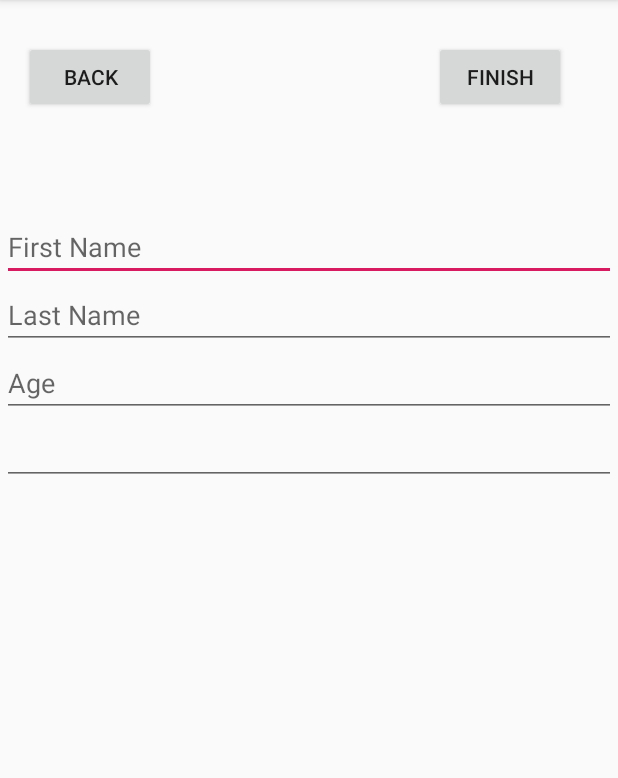
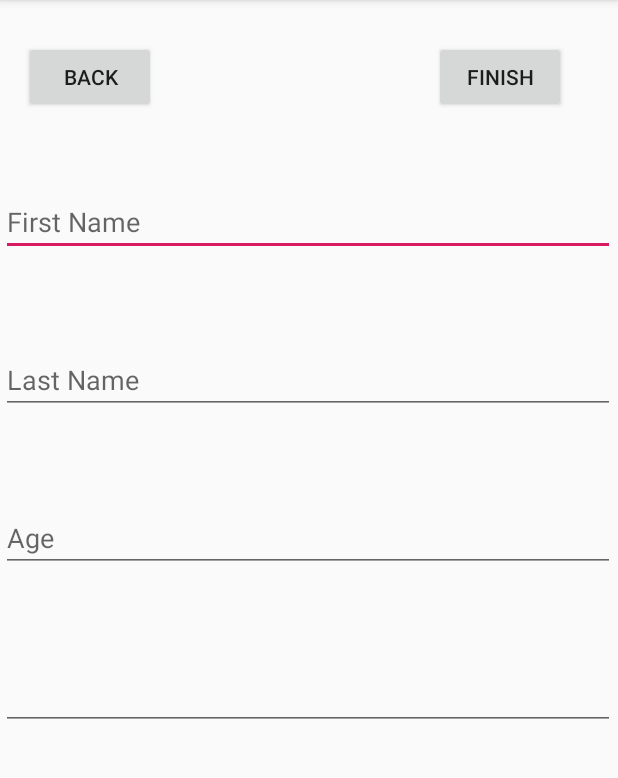
Before and after one commit to Drew-Pappas/Gather, an Android app: the screen it shows after launch (SignUpActivity before the commit, CreateProfileActivity after it), after a tap on "SIGN UP", on a phone screen of 412 x 824 dp, the part 84-862 px from its top. Run offline under Robolectric (Android 15) with nearby library versions, the phone set to English and light mode, and no system bars; our stand-ins replace Firebase (no records; nobody signed in at launch, a user with empty details on screens opened directly).

Commit message:
Added authentication Changed sign up activity to create profile activity Edited create profile UI

```diff
--- a/app/src/main/AndroidManifest.xml
+++ b/app/src/main/AndroidManifest.xml
@@ -11,8 +11,7 @@
         android:theme="@style/AppTheme">
         <activity android:name=".MyEventsActivity"></activity>
         <activity android:name=".FindEventsActivity" />
-        <activity android:name=".SignUpActivity" />
-        <activity android:name=".LoginActivity" />
+        <activity android:name=".CreateProfileActivity" />
         <activity android:name=".MainActivity">
             <intent-filter>
                 <action android:name="android.intent.action.MAIN" />
--- /dev/null
+++ b/app/src/main/java/com/example/gather/CreateProfileActivity.java
@@ -0,0 +1,103 @@
+package com.example.gather;
+
+import androidx.appcompat.app.AppCompatActivity;
+
+import android.content.Intent;
+import android.os.Bundle;
+import android.text.TextUtils;
+import android.view.View;
+import android.widget.Button;
+import android.widget.EditText;
+import android.widget.ImageView;
+
+import com.google.firebase.auth.FirebaseAuth;
+
+public class CreateProfileActivity extends AppCompatActivity implements View.OnClickListener {
+    Button buttonCreateProfileBack,
+            buttonCreateProfileSubmit;
+
+    EditText editTextCreateProfileFirstName,
+            editTextCreateProfileLastName,
+            editTextCreateProfileAge,
+            editTextCreateProfileBio;
+
+    ImageView imageViewCreateProfileProfilePicture;
+
+    private FirebaseAuth mAuth;
+
+    @Override
+    protected void onCreate(Bundle savedInstanceState) {
+        super.onCreate(savedInstanceState);
+        setContentView(R.layout.activity_create_profile);
+
+        buttonCreateProfileBack = findViewById(R.id.buttonCreateProfileBack);
+        buttonCreateProfileSubmit = findViewById(R.id.buttonCreateProfileSubmit);
+
+        buttonCreateProfileBack.setOnClickListener(this);
+        buttonCreateProfileSubmit.setOnClickListener(this);
+
+        editTextCreateProfileFirstName = findViewById(R.id.editTextCreateProfileFirstName);
+        editTextCreateProfileLastName = findViewById(R.id.editTextCreateProfileLastName);
+        editTextCreateProfileAge = findViewById(R.id.editTextCreateProfileAge);
+        editTextCreateProfileBio = findViewById(R.id.editTextCreateProfileBio);
+    }
+
+    @Override
+    public void onClick(View view) {
+        switch (view.getId()) {
+
+            case R.id.buttonCreateProfileBack:
+                Intent mainIntent = new Intent(CreateProfileActivity.this, MainActivity.class);
+                startActivity(mainIntent);
+
+                break;
+
+            case R.id.buttonCreateProfileSubmit:
+
+                Intent findEventsIntent = new Intent(CreateProfileActivity.this, FindEventsActivity.class);
+                startActivity(findEventsIntent);
+
+                break;
+        }
+    }
+
+
+    private boolean validateForm() {
+        boolean valid = true;
+
+        String firstName = editTextCreateProfileFirstName.getText().toString();
+        if (TextUtils.isEmpty(firstName)) {
+            editTextCreateProfileFirstName.setError("Required.");
+            valid = false;
+        } else {
+            editTextCreateProfileFirstName.setError(null);
+        }
+
+        String lastName = editTextCreateProfileLastName.getText().toString();
+        if (TextUtils.isEmpty(firstName)) {
+            editTextCreateProfileLastName.setError("Required.");
+            valid = false;
+        } else {
+            editTextCreateProfileLastName.setError(null);
+        }
+
+        String bio = editTextCreateProfileBio.getText().toString();
+        if (TextUtils.isEmpty(firstName)) {
+            editTextCreateProfileBio.setError("Required.");
+            valid = false;
+        } else {
+            editTextCreateProfileBio.setError(null);
+        }
+
+        int age = Integer.parseInt(editTextCreateProfileAge.getText().toString());
+        if (TextUtils.isEmpty(firstName)) {
+            editTextCreateProfileAge.setError("Required.");
+            valid = false;
+        } else {
+            editTextCreateProfileAge.setError(null);
+        }
+
+
+        return valid;
+    }
+}
--- a/app/src/main/java/com/example/gather/MainActivity.java
+++ b/app/src/main/java/com/example/gather/MainActivity.java
@@ -1,12 +1,20 @@
 package com.example.gather;
 
+import androidx.annotation.NonNull;
 import androidx.appcompat.app.AppCompatActivity;
 
 import android.content.Intent;
 import android.os.Bundle;
 import android.view.View;
 import android.widget.Button;
+import android.widget.EditText;
+import android.widget.Toast;
 
+import com.google.android.gms.tasks.OnCompleteListener;
+import com.google.android.gms.tasks.Task;
+import com.google.firebase.auth.AuthResult;
+import com.google.firebase.auth.FirebaseAuth;
+import com.google.firebase.auth.FirebaseUser;
 import com.google.firebase.database.DatabaseReference;
 import com.google.firebase.database.FirebaseDatabase;
 
@@ -14,6 +22,8 @@ public class MainActivity extends AppCompatActivity implements View.OnClickListe
 
     //Declare objects
     Button buttonMainSignUp, buttonMainLogin;
+    EditText editTextMainEmail, editTextMainPassword;
+    private FirebaseAuth mAuth;
 
     @Override
     protected void onCreate(Bundle savedInstanceState) {
@@ -28,10 +38,12 @@ public class MainActivity extends AppCompatActivity implements View.OnClickListe
         buttonMainSignUp.setOnClickListener(this);
         buttonMainLogin.setOnClickListener(this);
 
-        FirebaseDatabase database = FirebaseDatabase.getInstance();
-        DatabaseReference myRef = database.getReference("message");
+        editTextMainEmail = findViewById(R.id.editTextMainEmail);
+        editTextMainPassword = findViewById(R.id.editTextMainPassword);
 
-        myRef.setValue("Hello, World!");
+        // Initialize Firebase Auth
+        mAuth = FirebaseAuth.getInstance();
+
     }
 
 
@@ -41,17 +53,48 @@ public class MainActivity extends AppCompatActivity implements View.OnClickListe
         switch (view.getId()) {
 
             case R.id.buttonMainLogin:
-                Intent loginIntent = new Intent(MainActivity.this, LoginActivity.class);
-                startActivity(loginIntent);
+
+                //ADD MORE TO CARRY OVER USER INFO??
+                Intent FindEventsIntent = new Intent(MainActivity.this, FindEventsActivity.class);
+                startActivity(FindEventsIntent);
 
                 break;
 
             case R.id.buttonMainSignUp:
+                String email = editTextMainEmail.getText().toString();
+                String password = editTextMainPassword.getText().toString();
 
-                Intent signUpIntent = new Intent(MainActivity.this, SignUpActivity.class);
-                startActivity(signUpIntent);
+                createAccount(email,password);
+
+                Intent createProfileIntent = new Intent(MainActivity.this, CreateProfileActivity.class);
+                startActivity(createProfileIntent);
+
 
                 break;
         }
     }
+
+    public void createAccount(String email, String password) {
+
+        mAuth.createUserWithEmailAndPassword(email, password)
+                .addOnCompleteListener(this, new OnCompleteListener<AuthResult>() {
+                    @Override
+                    public void onComplete(@NonNull Task<AuthResult> task) {
+                        if (task.isSuccessful()) {
+                            // Sign in success, update UI with the signed-in user's information
+//                            Log.d(TAG, "createUserWithEmail:success");
+                            FirebaseUser user = mAuth.getCurrentUser();
+//                            updateUI(user);
+                        } else {
+                            // If sign in fails, display a message to the user.
+//                            Log.w(TAG, "createUserWithEmail:failure", task.getException());
+                            Toast.makeText(MainActivity.this, "Authentication failed.",
+                                    Toast.LENGTH_SHORT).show();
+//                            updateUI(null);
+                        }
+
+                        // ...
+                    }
+                });
+    }
 }
--- a/app/src/main/java/com/example/gather/SignUpActivity.java
+++ /dev/null
@@ -1,43 +0,0 @@
-package com.example.gather;
-
-import androidx.appcompat.app.AppCompatActivity;
-
-import android.content.Intent;
-import android.os.Bundle;
-import android.view.View;
-import android.widget.Button;
-
-public class SignUpActivity extends AppCompatActivity implements View.OnClickListener {
-    Button buttonSignUpBack, buttonSignUpSubmit;
-
-    @Override
-    protected void onCreate(Bundle savedInstanceState) {
-        super.onCreate(savedInstanceState);
-        setContentView(R.layout.activity_sign_up);
-
-        buttonSignUpBack = findViewById(R.id.buttonSignUpBack);
-        buttonSignUpSubmit = findViewById(R.id.buttonSignUpSubmit);
-
-        buttonSignUpBack.setOnClickListener(this);
-        buttonSignUpSubmit.setOnClickListener(this);
-    }
-
-    @Override
-    public void onClick(View view) {
-        switch (view.getId()) {
-
-            case R.id.buttonSignUpBack:
-                Intent mainIntent = new Intent(SignUpActivity.this, MainActivity.class);
-                startActivity(mainIntent);
-
-                break;
-
-            case R.id.buttonSignUpSubmit:
-
-                Intent loginIntent = new Intent(SignUpActivity.this, LoginActivity.class);
-                startActivity(loginIntent);
-
-                break;
-        }
-    }
-}
--- a/app/src/main/res/layout/activity_sign_up.xml
+++ b/app/src/main/res/layout/activity_create_profile.xml
@@ -4,10 +4,10 @@
     xmlns:tools="http://schemas.android.com/tools"
     android:layout_width="match_parent"
     android:layout_height="match_parent"
-    tools:context=".SignUpActivity">
+    tools:context=".CreateProfileActivity">
 
     <Button
-        android:id="@+id/buttonSignUpBack"
+        android:id="@+id/buttonCreateProfileBack"
         android:layout_width="wrap_content"
         android:layout_height="wrap_content"
         android:text="@string/back"
@@ -20,12 +20,12 @@
 
     <ScrollView
         android:layout_width="409dp"
-        android:layout_height="626dp"
-        app:layout_constraintBottom_toBottomOf="parent"
+        android:layout_height="0dp"
+        android:layout_marginTop="125dp"
+        android:layout_marginEnd="2dp"
         app:layout_constraintEnd_toEndOf="parent"
         app:layout_constraintStart_toStartOf="parent"
-        app:layout_constraintTop_toTopOf="parent"
-        app:layout_constraintVertical_bias="1.0">
+        app:layout_constraintTop_toTopOf="parent">
 
         <LinearLayout
             android:layout_width="match_parent"
@@ -39,7 +39,8 @@
                 tools:srcCompat="@tools:sample/avatars" />
 
             <EditText
-                android:id="@+id/editTextSignUpFirstName"
+                android:id="@+id/editTextCreateProfileFirstName"
+                style="@style/CreateProfileForm"
                 android:layout_width="match_parent"
                 android:layout_height="wrap_content"
                 android:ems="10"
@@ -47,7 +48,8 @@
                 android:inputType="textPersonName" />
 
             <EditText
-                android:id="@+id/editTextSignUpLastName"
+                android:id="@+id/editTextCreateProfileLastName"
+                style="@style/CreateProfileForm"
                 android:layout_width="match_parent"
                 android:layout_height="wrap_content"
                 android:ems="10"
@@ -55,7 +57,8 @@
                 android:inputType="textPersonName" />
 
             <EditText
-                android:id="@+id/editTextSignUpAge"
+                android:id="@+id/editTextCreateProfileAge"
+                style="@style/CreateProfileForm"
                 android:layout_width="match_parent"
                 android:layout_height="wrap_content"
                 android:ems="10"
@@ -63,7 +66,8 @@
                 android:inputType="textPersonName" />
 
             <EditText
-                android:id="@+id/editTextSignUpBio"
+                android:id="@+id/editTextCreateProfileBio"
+                style="@style/CreateProfileForm"
                 android:layout_width="match_parent"
                 android:layout_height="wrap_content"
                 android:ems="10"
@@ -73,7 +77,7 @@
     </ScrollView>
 
     <Button
-        android:id="@+id/buttonSignUpSubmit"
+        android:id="@+id/buttonCreateProfileSubmit"
         android:layout_width="wrap_content"
         android:layout_height="wrap_content"
         android:text="@string/finish"
--- a/app/src/main/res/values/styles.xml
+++ b/app/src/main/res/values/styles.xml
@@ -8,4 +8,7 @@
         <item name="colorAccent">@color/colorAccent</item>
     </style>
 
+    <style name="CreateProfileForm" parent="Widget.AppCompat.EditText">
+        <item name="android:layout_marginBottom">60dp</item>
+    </style>
 </resources>
```
Also changed, not shown: app/src/main/java/com/example/gather/LoginActivity.java (deleted, +0 -48 lines), app/src/main/res/layout/activity_main.xml (+29 -4 lines).
